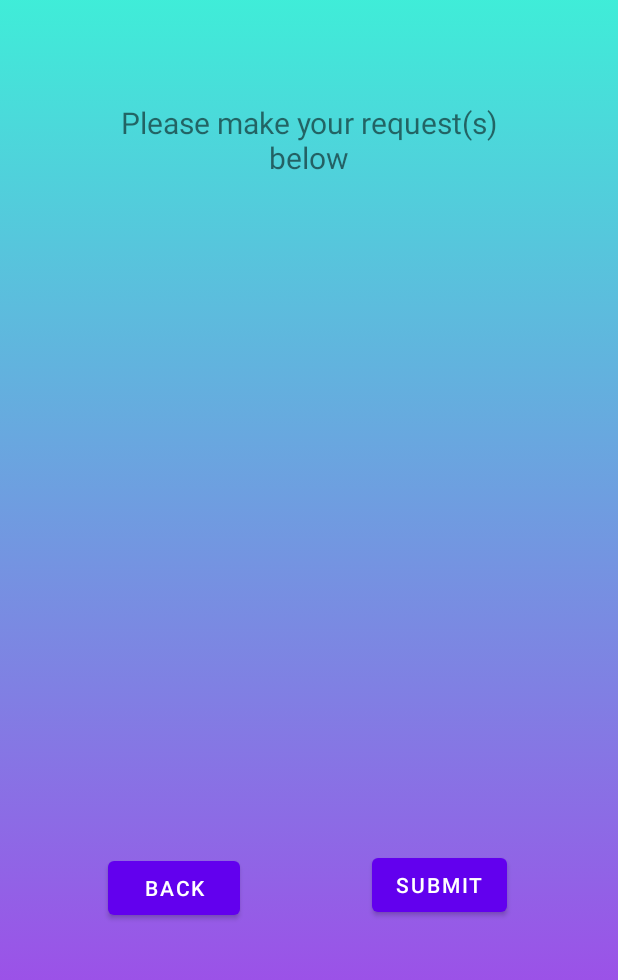
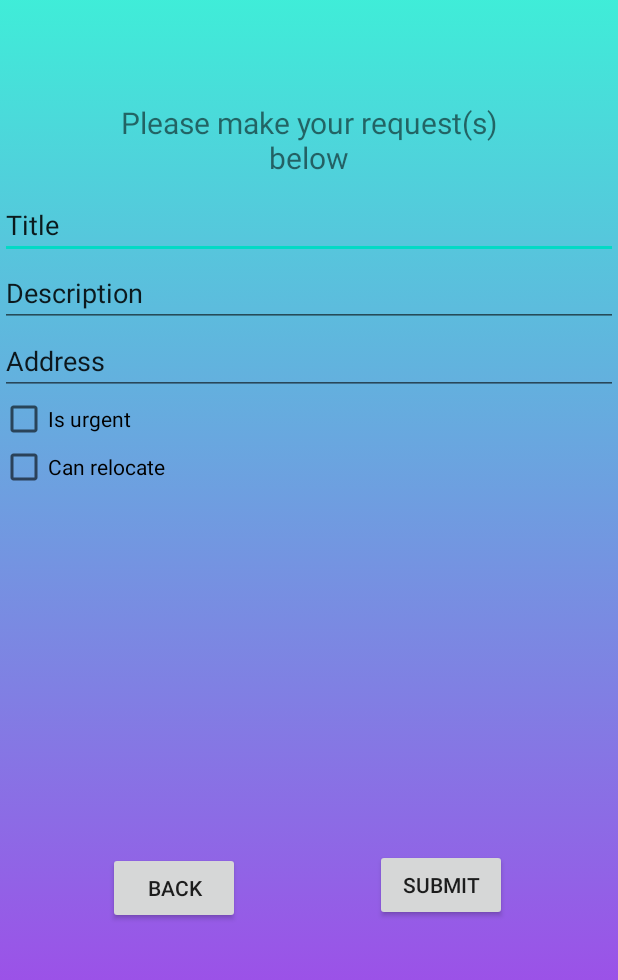
Before and after one commit to cis3296s22/howcanihelp, an Android app: the RequestItem screen opened directly, with no data from a screen before it, on a phone screen of 412 x 824 dp, the part 162-1142 px from its top. Run offline under Robolectric (Android 15) with nearby library versions, the phone set to English and light mode, and no system bars.

Commit message:
Allow posting of Request items

```diff
--- /dev/null
+++ b/app/src/main/java/edu/temple/howcanihelpapp/HelpListingForm.java
@@ -0,0 +1,86 @@
+package edu.temple.howcanihelpapp;
+
+import android.content.Intent;
+import android.os.Bundle;
+import android.util.Log;
+import android.view.View;
+import android.widget.Button;
+import android.widget.CheckBox;
+import android.widget.TextView;
+import android.widget.Toast;
+
+import androidx.appcompat.app.AppCompatActivity;
+
+import edu.temple.howcanihelpapp.Firebase.DatabaseItems.HelpListing;
+import edu.temple.howcanihelpapp.Firebase.DatabaseItems.HelpListingBuilder;
+import edu.temple.howcanihelpapp.Firebase.DatabaseItems.HelpListingDbRef;
+
+abstract public class HelpListingForm extends AppCompatActivity {
+    private Button back, submit;
+    private CheckBox isUrgent, canRelocate;
+    private TextView title, description, address;
+    private boolean isRequest;
+
+    @Override
+    protected void onCreate(Bundle savedInstanceState) {
+        super.onCreate(savedInstanceState);
+
+        back = findViewById(R.id.back);
+        back.setOnClickListener(new View.OnClickListener() {
+            @Override
+            public void onClick(View view) {
+                Intent i = new Intent(HelpListingForm.this, DonationsActivity.class);
+                startActivity(i);
+            }
+        });
+
+        submit = findViewById(R.id.submit);
+        submit.setOnClickListener(new View.OnClickListener() {
+            @Override
+            public void onClick(View view) {
+                donateItem();
+            }
+        });
+
+        canRelocate = findViewById(R.id.newHelpItemCanRelocate);
+        isUrgent = findViewById(R.id.newHelpItemIsUrgent);
+
+        title = findViewById(R.id.newHelpItemTitle);
+        description = findViewById(R.id.newHelpItemDescription);
+        address = findViewById(R.id.newHelpItemAddress);
+    }
+
+    protected abstract void onBack(View view);
+
+    protected void setIsRequest(boolean isRequest) {
+        this.isRequest = isRequest;
+    }
+
+    private void donateItem() {
+        try {
+            HelpListingBuilder helpListingBuilder = new HelpListingBuilder().setAsDonor()
+                    .setTitle(title.getText().toString())
+                    .setDescription(description.getText().toString())
+                    .setLocation(new HelpListing.Location(address.getText().toString(), 0, 0))
+                    .setIsUrgent(isUrgent.isChecked())
+                    .setCanRelocate(canRelocate.isChecked());
+            if(isRequest)
+                helpListingBuilder.setAsRequest();
+            else
+                helpListingBuilder.setAsDonor();
+            HelpListing helpListing = helpListingBuilder
+                    .getHelpListing();
+            HelpListingDbRef.pushToDb(helpListing, result -> {
+                if(!result.isSuccessful())
+                    Toast.makeText(this, "Unsuccessful in processing the request :(", Toast.LENGTH_SHORT).show();
+                Toast.makeText(this, "Success!", Toast.LENGTH_SHORT).show();
+                Intent i = new Intent(this, MenuActivity.class);
+                startActivity(i);
+            });
+
+        } catch (Exception e) {
+            // nothing
+            Log.e("donateItem", e.getMessage());
+        }
+    }
+}
--- a/app/src/main/java/edu/temple/howcanihelpapp/RequestItem.java
+++ b/app/src/main/java/edu/temple/howcanihelpapp/RequestItem.java
@@ -1,37 +1,20 @@
 package edu.temple.howcanihelpapp;
-
-import androidx.appcompat.app.AppCompatActivity;
 
 import android.content.Intent;
 import android.os.Bundle;
 import android.view.View;
-import android.widget.Button;
 
-public class RequestItem extends AppCompatActivity {
-
-    Button back, submit;
+public class RequestItem extends HelpListingForm {
+    @Override
+    protected void onCreate(Bundle savedInstanceState) {
+        setContentView(R.layout.activity_request_item);
+        super.onCreate(savedInstanceState);
+        this.setIsRequest(true);
+    }
 
     @Override
-    protected void onCreate(Bundle savedInstanceState) {
-        super.onCreate(savedInstanceState);
-        setContentView(R.layout.activity_request_item);
-
-        back = findViewById(R.id.back);
-        back.setOnClickListener(new View.OnClickListener() {
-            @Override
-            public void onClick(View view) {
-                Intent i = new Intent(RequestItem.this, RequestsActivity.class);
-                startActivity(i);
-            }
-        });
-
-        submit = findViewById(R.id.submit);
-        submit.setOnClickListener(new View.OnClickListener() {
-            @Override
-            public void onClick(View view) {
-                Intent i = new Intent(RequestItem.this, MenuActivity.class);
-                startActivity(i);
-            }
-        });
+    protected void onBack(View view) {
+        Intent i = new Intent(RequestItem.this, RequestsActivity.class);
+        startActivity(i);
     }
 }
--- a/app/src/main/res/layout/activity_request_item.xml
+++ b/app/src/main/res/layout/activity_request_item.xml
@@ -22,25 +22,12 @@
         app:layout_constraintStart_toStartOf="parent"
         app:layout_constraintTop_toTopOf="parent" />
 
-    <Button
-        android:id="@+id/back"
-        android:layout_width="wrap_content"
-        android:layout_height="wrap_content"
-        android:layout_marginStart="72dp"
-        android:layout_marginBottom="100dp"
-        android:text="BACK"
+    <include
+        layout="@layout/create_help_listing_form"
+        android:layout_width="match_parent"
+        android:layout_height="0dp"
         app:layout_constraintBottom_toBottomOf="parent"
-        app:layout_constraintStart_toStartOf="parent" />
-
-    <Button
-        android:id="@+id/submit"
-        android:layout_width="wrap_content"
-        android:layout_height="wrap_content"
-        android:layout_marginEnd="74dp"
-        android:layout_marginBottom="102dp"
-        android:text="SUBMIT"
-        app:layout_constraintBottom_toBottomOf="parent"
-        app:layout_constraintEnd_toEndOf="parent" />
+        app:layout_constraintTop_toBottomOf="@id/textView5" />
 
     <TextView
         android:id="@+id/appname"
--- /dev/null
+++ b/app/src/main/res/layout/create_help_listing_form.xml
@@ -0,0 +1,72 @@
+<?xml version="1.0" encoding="utf-8"?>
+<androidx.constraintlayout.widget.ConstraintLayout xmlns:android="http://schemas.android.com/apk/res/android"
+    xmlns:app="http://schemas.android.com/apk/res-auto"
+    xmlns:tools="http://schemas.android.com/tools"
+    android:layout_width="match_parent"
+    android:layout_height="match_parent">
+
+    <LinearLayout
+        android:id="@+id/createHelpListingFormFields"
+        android:layout_width="match_parent"
+        android:layout_height="match_parent"
+        android:orientation="vertical">
+
+        <EditText
+            android:id="@+id/newHelpItemTitle"
+            android:layout_width="match_parent"
+            android:layout_height="wrap_content"
+            android:ems="10"
+            android:inputType="textPersonName"
+            android:text="Title" />
+
+        <EditText
+            android:id="@+id/newHelpItemDescription"
+            android:layout_width="match_parent"
+            android:layout_height="wrap_content"
+            android:ems="10"
+            android:inputType="textPersonName"
+            android:text="Description" />
+
+        <EditText
+            android:id="@+id/newHelpItemAddress"
+            android:layout_width="match_parent"
+            android:layout_height="wrap_content"
+            android:ems="10"
+            android:inputType="textPersonName"
+            android:text="Address" />
+
+        <CheckBox
+            android:id="@+id/newHelpItemIsUrgent"
+            android:layout_width="match_parent"
+            android:layout_height="wrap_content"
+            android:text="Is urgent" />
+
+        <CheckBox
+            android:id="@+id/newHelpItemCanRelocate"
+            android:layout_width="match_parent"
+            android:layout_height="wrap_content"
+            android:text="Can relocate" />
+
+    </LinearLayout>
+
+    <Button
+        android:id="@+id/submit"
+        android:layout_width="wrap_content"
+        android:layout_height="wrap_content"
+        android:layout_marginEnd="74dp"
+        android:layout_marginBottom="102dp"
+        android:text="SUBMIT"
+        app:layout_constraintBottom_toBottomOf="parent"
+        app:layout_constraintEnd_toEndOf="parent" />
+
+    <Button
+        android:id="@+id/back"
+        android:layout_width="wrap_content"
+        android:layout_height="wrap_content"
+        android:layout_marginStart="72dp"
+        android:layout_marginBottom="100dp"
+        android:text="BACK"
+        app:layout_constraintBottom_toBottomOf="parent"
+        app:layout_constraintStart_toStartOf="parent" />
+
+</androidx.constraintlayout.widget.ConstraintLayout>
```
Also changed, not shown: app/src/main/java/edu/temple/howcanihelpapp/DonateItem.java (+10 -65 lines), app/src/main/res/layout/activity_donate_item.xml (+3 -60 lines).
